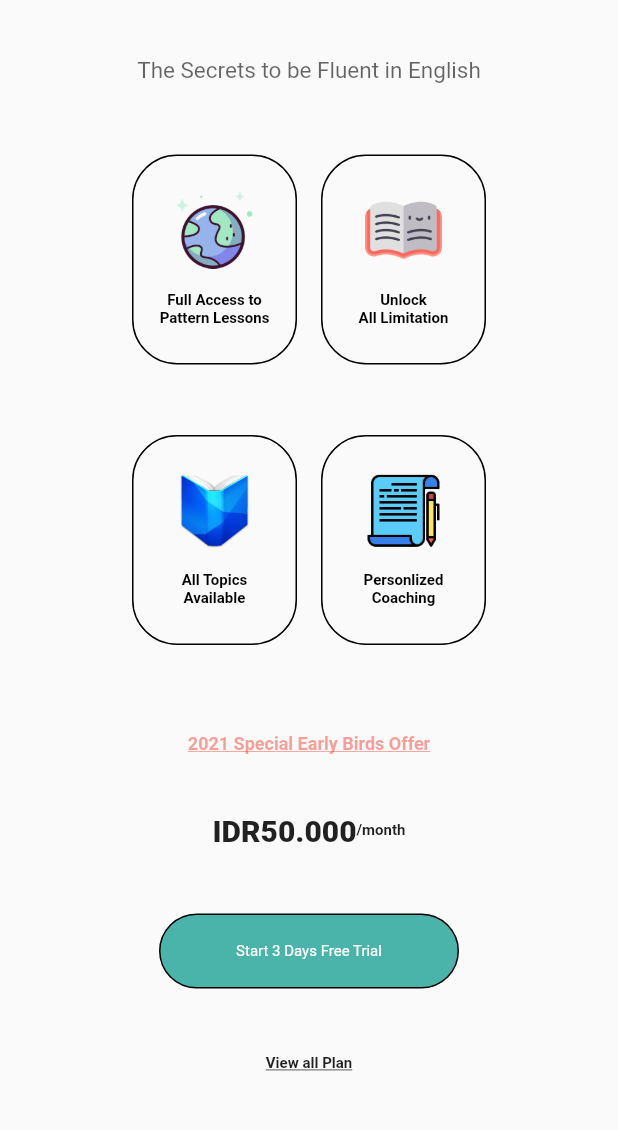
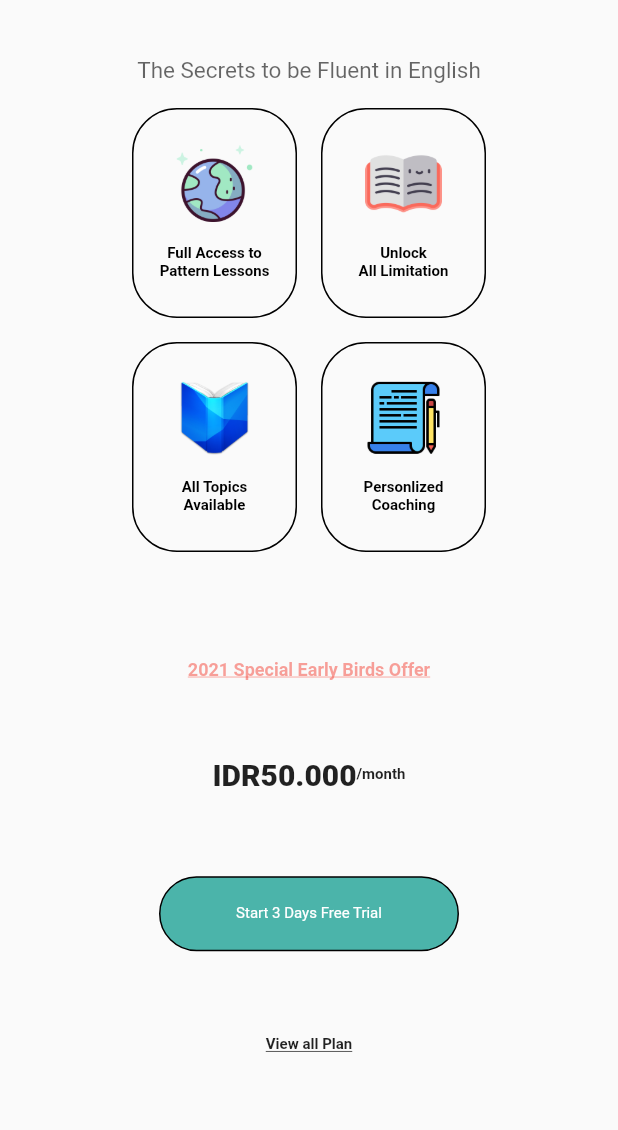
Before and after one commit to palm45/course_premium, a Flutter app: the screen it shows after launch, on a phone screen of 412 x 824 dp, the part 105-1235 px from its top. Run offline on Flutter 3.47's test engine with Material 2 defaults, Android fonts, the light colour scheme and no system bars.

Commit message:
Lots of change Done

```diff
--- a/lib/screen/home_page.dart
+++ b/lib/screen/home_page.dart
@@ -57,14 +57,7 @@
                     color: Colors.black.withOpacity(0.6),
                   ),
                 ),
-              ),
-            ],
-          ),
-          Expanded(
-              child: Column(
-                mainAxisAlignment: MainAxisAlignment.spaceEvenly,
-                children: [
-                  Padding(
+              ), Padding(
                 padding: const EdgeInsets.symmetric(
                   horizontal:  16.0,
                   vertical:  8.0,
@@ -134,6 +127,13 @@
                   ],
                 ),
               ),
+            ],
+          ),
+          Expanded(
+              child: Column(
+                mainAxisAlignment: MainAxisAlignment.spaceEvenly,
+                children: [
+
                   Padding(
                     padding: const EdgeInsets.only(
                       top: 20.0,
```
Lines whose indentation alone changed are shown as unchanged.
